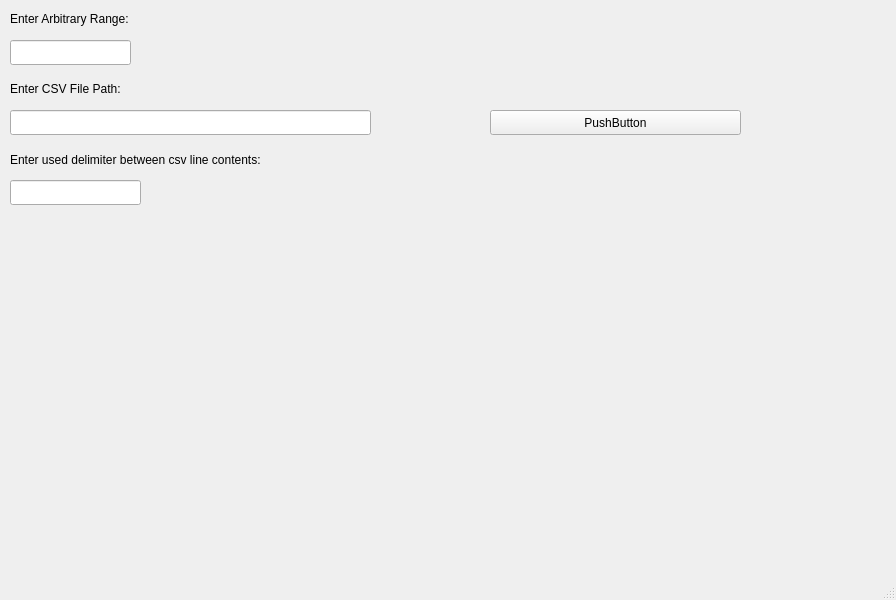
Mr-Developer-again/barchart-generator, file histogram_diagram/src/mainwindow.ui: the form before one commit.
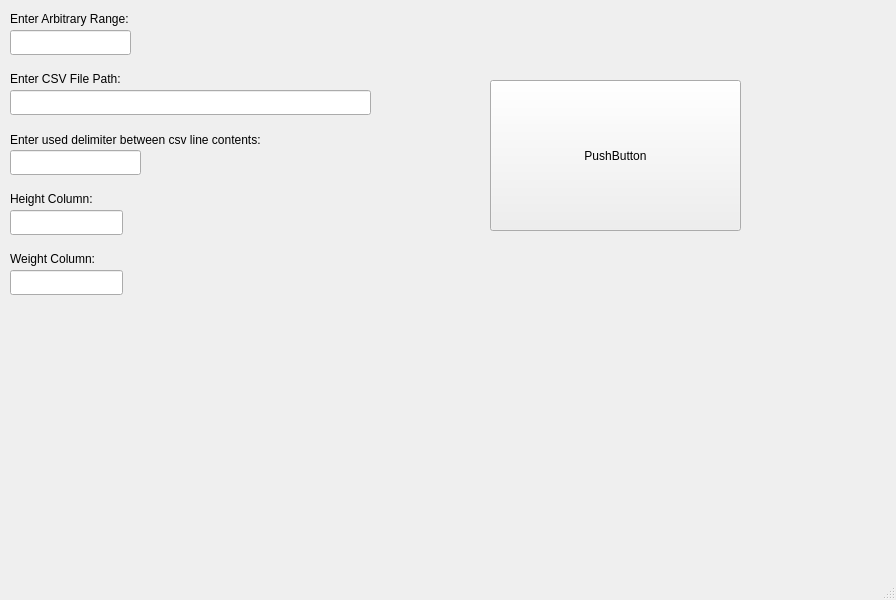
The form after the commit.

Commit message: adding "height/weight columns" lineEdit into ui

What changed in the file:
```diff
--- a/histogram_diagram/src/mainwindow.ui
+++ b/histogram_diagram/src/mainwindow.ui
@@ -18,7 +18,7 @@
     <property name="geometry">
      <rect>
       <x>10</x>
-      <y>40</y>
+      <y>30</y>
       <width>121</width>
       <height>25</height>
      </rect>
@@ -41,7 +41,7 @@
     <property name="geometry">
      <rect>
       <x>10</x>
-      <y>110</y>
+      <y>90</y>
       <width>361</width>
       <height>25</height>
      </rect>
@@ -51,7 +51,7 @@
     <property name="geometry">
      <rect>
       <x>10</x>
-      <y>80</y>
+      <y>70</y>
       <width>141</width>
       <height>17</height>
      </rect>
@@ -64,7 +64,7 @@
     <property name="geometry">
      <rect>
       <x>10</x>
-      <y>180</y>
+      <y>150</y>
       <width>131</width>
       <height>25</height>
      </rect>
@@ -74,7 +74,7 @@
     <property name="geometry">
      <rect>
       <x>10</x>
-      <y>150</y>
+      <y>130</y>
       <width>331</width>
       <height>20</height>
      </rect>
@@ -87,15 +87,61 @@
     <property name="geometry">
      <rect>
       <x>490</x>
-      <y>110</y>
+      <y>80</y>
       <width>251</width>
-      <height>25</height>
+      <height>151</height>
      </rect>
     </property>
     <property name="text">
      <string>PushButton</string>
     </property>
    </widget>
+   <widget class="QLabel" name="label_4">
+    <property name="geometry">
+     <rect>
+      <x>10</x>
+      <y>190</y>
+      <width>111</width>
+      <height>17</height>
+     </rect>
+    </property>
+    <property name="text">
+     <string>Height Column:</string>
+    </property>
+   </widget>
+   <widget class="QLineEdit" name="lineEdit_4">
+    <property name="geometry">
+     <rect>
+      <x>10</x>
+      <y>210</y>
+      <width>113</width>
+      <height>25</height>
+     </rect>
+    </property>
+   </widget>
+   <widget class="QLineEdit" name="lineEdit_5">
+    <property name="geometry">
+     <rect>
+      <x>10</x>
+      <y>270</y>
+      <width>113</width>
+      <height>25</height>
+     </rect>
+    </property>
+   </widget>
+   <widget class="QLabel" name="label_5">
+    <property name="geometry">
+     <rect>
+      <x>10</x>
+      <y>250</y>
+      <width>111</width>
+      <height>17</height>
+     </rect>
+    </property>
+    <property name="text">
+     <string>Weight Column:</string>
+    </property>
+   </widget>
   </widget>
   <widget class="QStatusBar" name="statusbar"/>
  </widget>
```
The commit also changes 2 other files.
